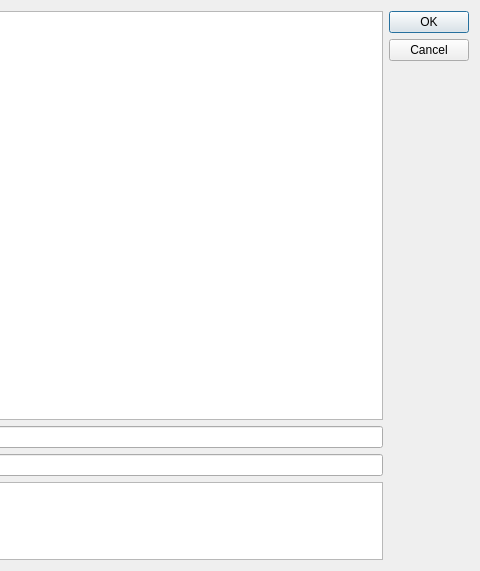
Before: the Qt Designer form view/method/qMibBrowser.ui in khomchenkovaa/QHostMonitor, drawn with Qt 5; both pictures show x 249 to 729 and y 0 to 571 of the 729 by 571 pixel window.
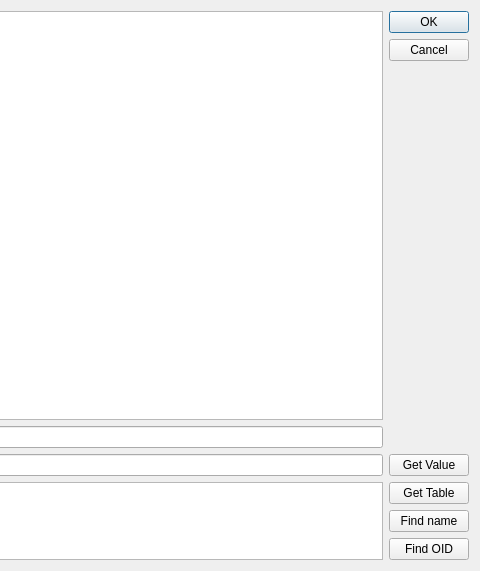
After: the same form once the commit is applied. Icons and pictures are not drawn.

Commit message: Added: Mib GetValue Dialog

```diff
--- a/view/method/qMibBrowser.ui
+++ b/view/method/qMibBrowser.ui
@@ -10,6 +10,11 @@
     <height>571</height>
    </rect>
   </property>
+  <property name="font">
+   <font>
+    <pointsize>9</pointsize>
+   </font>
+  </property>
   <property name="windowTitle">
    <string>MIB Browser</string>
   </property>
@@ -117,14 +122,75 @@
     </layout>
    </item>
    <item>
-    <widget class="QDialogButtonBox" name="btnBoxMibBrowser">
-     <property name="orientation">
-      <enum>Qt::Vertical</enum>
-     </property>
-     <property name="standardButtons">
-      <set>QDialogButtonBox::Cancel|QDialogButtonBox::Ok</set>
-     </property>
-    </widget>
+    <layout class="QVBoxLayout" name="verticalLayout_2">
+     <item>
+      <widget class="QDialogButtonBox" name="btnBoxMibBrowser">
+       <property name="orientation">
+        <enum>Qt::Vertical</enum>
+       </property>
+       <property name="standardButtons">
+        <set>QDialogButtonBox::Cancel|QDialogButtonBox::Ok</set>
+       </property>
+      </widget>
+     </item>
+     <item>
+      <spacer name="verticalSpacer">
+       <property name="orientation">
+        <enum>Qt::Vertical</enum>
+       </property>
+       <property name="sizeHint" stdset="0">
+        <size>
+         <width>20</width>
+         <height>40</height>
+        </size>
+       </property>
+      </spacer>
+     </item>
+     <item>
+      <widget class="QPushButton" name="btnGet">
+       <property name="text">
+        <string>Get Value</string>
+       </property>
+       <property name="icon">
+        <iconset resource="../../qHostMonitor.qrc">
+         <normaloff>:/img/test/snmp_get.png</normaloff>:/img/test/snmp_get.png</iconset>
+       </property>
+      </widget>
+     </item>
+     <item>
+      <widget class="QPushButton" name="btnGetTable">
+       <property name="text">
+        <string>Get Table</string>
+       </property>
+       <property name="icon">
+        <iconset resource="../../qHostMonitor.qrc">
+         <normaloff>:/img/test/snmp_table.png</normaloff>:/img/test/snmp_table.png</iconset>
+       </property>
+      </widget>
+     </item>
+     <item>
+      <widget class="QPushButton" name="btnFindName">
+       <property name="text">
+        <string>Find name</string>
+       </property>
+       <property name="icon">
+        <iconset resource="../../qHostMonitor.qrc">
+         <normaloff>:/img/action/find.png</normaloff>:/img/action/find.png</iconset>
+       </property>
+      </widget>
+     </item>
+     <item>
+      <widget class="QPushButton" name="btnFindOid">
+       <property name="text">
+        <string>Find OID</string>
+       </property>
+       <property name="icon">
+        <iconset resource="../../qHostMonitor.qrc">
+         <normaloff>:/img/action/find.png</normaloff>:/img/action/find.png</iconset>
+       </property>
+      </widget>
+     </item>
+    </layout>
    </item>
   </layout>
  </widget>
```
The commit also changes 10 other files.
